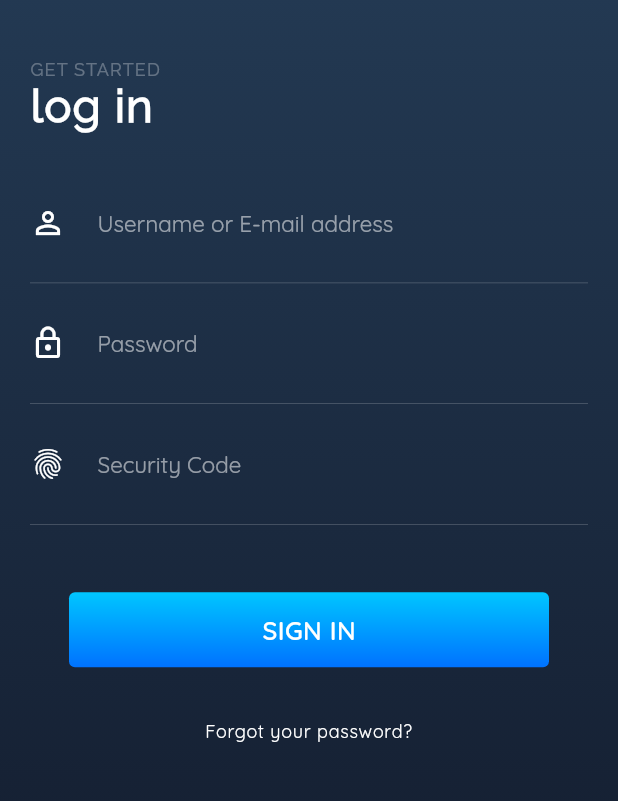
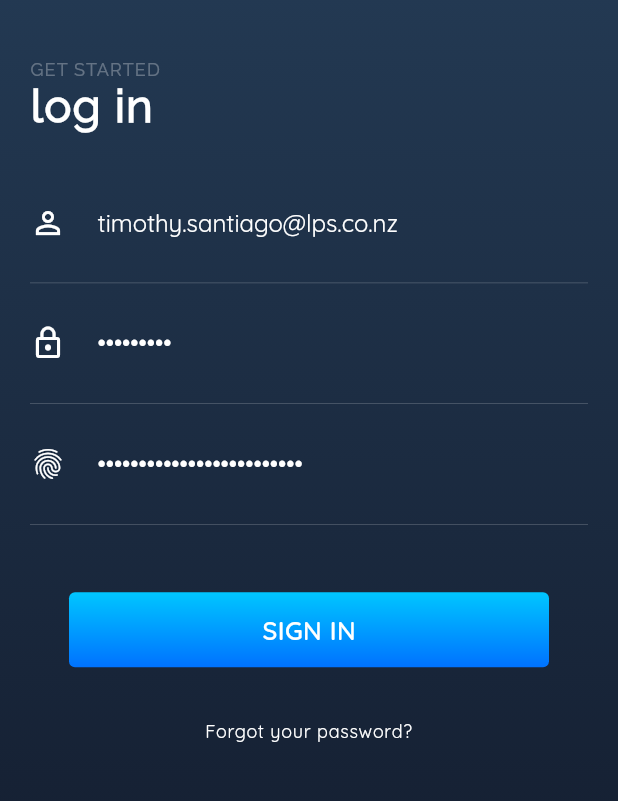
Before and after one commit to LPS-RESULT/MyTime-Flutter-XPlatform, a Flutter app: the screen it shows after launch, on a phone screen of 412 x 824 dp, the part 325-1126 px from its top. Run offline on Flutter 3.47's test engine with Material 2 defaults, Android fonts, the phone set to English and light mode, and no system bars; our stand-ins replace cloud_firestore, google_maps_flutter, permission_handler, shared_preferences; accounts and stored records are empty.

Commit message:
Implemented shared prefs + login processing step

```diff
--- a/lib/components/Form.dart
+++ b/lib/components/Form.dart
@@ -2,6 +2,7 @@ import 'package:flutter/material.dart';
 import './InputFields.dart';
 
 class FormContainer extends StatelessWidget {
+
   @override
   Widget build(BuildContext context) {
     return (new Container(
--- a/lib/components/InputFields.dart
+++ b/lib/components/InputFields.dart
@@ -4,7 +4,8 @@ class InputFieldArea extends StatelessWidget {
   final String hint;
   final bool obscure;
   final IconData icon;
-  InputFieldArea({this.hint, this.obscure, this.icon});
+  final TextEditingController controller;
+  InputFieldArea({this.hint, this.obscure, this.icon, this.controller});
   @override
   Widget build(BuildContext context) {
     return (new Container(
@@ -18,6 +19,7 @@ class InputFieldArea extends StatelessWidget {
       ),
       child: new TextFormField(
         obscureText: obscure,
+        controller: controller,
         style: const TextStyle(
           color: Colors.white,
         ),
--- a/lib/containers/Login/index.dart
+++ b/lib/containers/Login/index.dart
@@ -9,6 +9,8 @@ import '../../components/Form.dart';
 import '../../components/SignInButton.dart';
 import '../../components/WhiteTick.dart';
 import '../../utils/colors.dart';
+import 'package:mytime_mobile/components/InputFields.dart';
+import 'package:mytime_mobile/containers/Login/processLogin.dart';
 import 'package:flutter/services.dart';
 import 'package:flutter/scheduler.dart' show timeDilation;
 
@@ -22,11 +24,16 @@ class LoginPageState extends State<LoginPage>
     with TickerProviderStateMixin {
   AnimationController _loginButtonController;
   var animationStatus = 0;
+
+  TextEditingController _usernameController = TextEditingController(text: 'timothy.santiago@lps.co.nz');
+  TextEditingController _passwordController = TextEditingController(text: 'Frostie28');
+  TextEditingController _securityCodeController = TextEditingController(text: '3O06DiTatWXXQ9HPOjldYdQGC');
+
   @override
   void initState() {
     super.initState();
     _loginButtonController = AnimationController(
-        duration: Duration(milliseconds: 3000), vsync: this);
+        duration: Duration(milliseconds: 1500), vsync: this);
   }
 
   @override
@@ -38,6 +45,12 @@ class LoginPageState extends State<LoginPage>
   Future<Null> _playAnimation() async {
     try {
       await _loginButtonController.forward();
+      Navigator.push(context, MaterialPageRoute(builder: (context) =>
+        ProcessLoginPage(
+          username: _usernameController.text,
+          password: _passwordController.text,
+          securityCode: _securityCodeController.text,
+        )));
       await _loginButtonController.reverse();
     } on TickerCanceled {}
   }
@@ -119,7 +132,39 @@ class LoginPageState extends State<LoginPage>
                                   ],
                                 ),
                               ),
-                              new FormContainer(),
+                              new Container(
+                                margin: new EdgeInsets.fromLTRB(20, 20, 20, 0),
+                                child: new Column(
+                                  mainAxisAlignment: MainAxisAlignment.spaceEvenly,
+                                  children: <Widget>[
+                                    new Form(
+                                        child: new Column(
+                                          mainAxisAlignment:
+                                            MainAxisAlignment.spaceAround,
+                                          children: <Widget>[
+                                            new InputFieldArea(
+                                              hint: "Username or E-mail address",
+                                              obscure: false,
+                                              icon: Icons.person_outline,
+                                              controller: _usernameController,
+                                            ),
+                                            new InputFieldArea(
+                                              hint: "Password",
+                                              obscure: true,
+                                              icon: Icons.lock_outline,
+                                              controller: _passwordController
+                                            ),
+                                            new InputFieldArea(
+                                              hint: "Security Code",
+                                              obscure: true,
+                                              icon: Icons.fingerprint,
+                                              controller: _securityCodeController,
+                                            ),
+                                          ],
+                                        )),
+                                  ],
+                                ),
+                              ),
                               new SignUp()
                             ],
                           ),
--- a/lib/containers/Login/loginAnimation.dart
+++ b/lib/containers/Login/loginAnimation.dart
@@ -119,7 +119,7 @@ class StaggerAnimation extends StatelessWidget {
   Widget build(BuildContext context) {
     buttonController.addListener(() {
       if (buttonController.isCompleted) {
-        Navigator.pushNamed(context, "/home");
+
       }
     });
     return new AnimatedBuilder(
--- a/lib/main.dart
+++ b/lib/main.dart
@@ -19,7 +19,6 @@ class MTApp extends StatelessWidget {
       home: LoginPage(),
       routes:  <String, WidgetBuilder>{
         '/login': (BuildContext context) => LoginPage(),
-        '/processLogin': (BuildContext context) => ProcessLoginPage(),
         '/home': (BuildContext context) => HomePage(),
         '/editTimeLog': (BuildContext context) => EditTimeLogPage(),
         '/moodMeter': (BuildContext context) => MyReviewPage(),
--- /dev/null
+++ b/lib/services/prefs.dart
@@ -0,0 +1,4 @@
+const String PREFS_ACCESS_TOKEN = 'prefsAccessToken';
+const String PREFS_INSTANCE_URL = 'prefsInstanceUrl';
+const String PREFS_AUTH_ID = 'prefsAuthId';
+const String PREFS_AUTH_SIGNATURE = 'prefsSignature';
--- a/pubspec.yaml
+++ b/pubspec.yaml
@@ -31,6 +31,7 @@ dependencies:
   cloud_firestore: ^0.9.5
   permission_handler: ^3.0.0
   url_launcher: ^5.0.1
+  shared_preferences: ^0.5.1
 
 dev_dependencies:
   flutter_test:
```
Also changed, not shown: lib/containers/Login/processLogin.dart (+27 -4 lines), lib/models/auth.dart (added, +52 -0 lines), lib/services/api.dart (added, +25 -0 lines), pubspec.lock, 1 other file.
